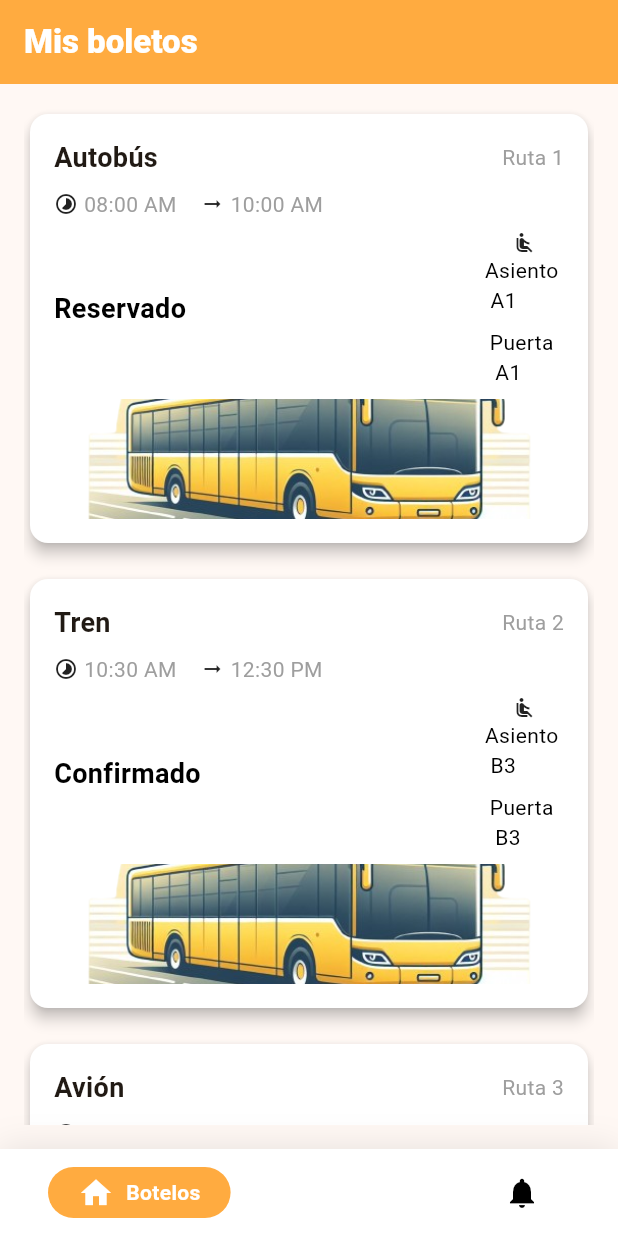
After one commit to JazaeloG/YellowPassFront, a Flutter app: the MyHomePage screen opened by its route, on a phone screen of 412 x 824 dp. The commit adds this screen. Run offline on Flutter 3.47's test engine with Material 3 defaults, Android fonts, the phone set to English and light mode, and no system bars; drawn by our look-alikes of google_nav_bar; our stand-ins replace equatable, firebase_core, firebase_messaging, flutter_bloc, flutter_login, go_router; accounts and stored records are empty.

Commit message:
notification details

```diff
--- a/lib/config/router/app_router.dart
+++ b/lib/config/router/app_router.dart
@@ -1,18 +1,25 @@
 part of 'env_routes.dart';
 
 class AppRouter{
-  static GoRoute auth = GoRoute(
-    path: '/auth',
-    builder: (context, state) => const AuthScreen(),
-  );
-
   static GoRoute home = GoRoute(
     path: '/home',
-    builder: (context, state) => const HomeScreen(),
+    builder: (context, state) => const MyHomePage(),
   );
 
   static GoRoute login = GoRoute(
     path: '/login',
     builder: (context, state) => const LoginScreen(),
   );
+
+  static GoRoute notifications = GoRoute(
+    path: '/notifications',
+    builder: (context, state) => const NotificationsScreen(),
+  );
+
+  static GoRoute notificationDetails = GoRoute(
+    path: '/notification-details/:messageId',
+    builder: (context, state) => DetailsScreen(
+      pushMessageId: state.pathParameters['messageId'] ?? '',
+    ),
+  );
 }
--- a/lib/config/router/env_routes.dart
+++ b/lib/config/router/env_routes.dart
@@ -1,13 +1,14 @@
 import 'package:go_router/go_router.dart';
-import 'package:yellow_pass/presentation/screens/auth_screen.dart';
 import '../../presentation/screens/home_screen.dart';
 import '../../presentation/screens/login_screen.dart';
+import '../../presentation/screens/notification_details.dart';
+import '../../presentation/screens/notifications_screen.dart';
 
 part 'app_router.dart';
 
 class Env{
   static GoRouter router = GoRouter(
-    routes: [AppRouter.auth, AppRouter.home, AppRouter.login],
-    initialLocation: AppRouter.auth.path,
+    routes: [AppRouter.home, AppRouter.notificationDetails, AppRouter.login],
+    initialLocation: AppRouter.login.path,
   );
 }
--- /dev/null
+++ b/lib/presentation/screens/boletos_screen.dart
@@ -0,0 +1,77 @@
+import 'package:flutter/material.dart';
+import '../widgets/bus_card.dart';
+
+class BotelosScreen extends StatefulWidget {
+  const BotelosScreen({Key? key}) : super(key: key);
+
+  @override
+  State<BotelosScreen> createState() => _BotelosScreenState();
+}
+
+class _BotelosScreenState extends State<BotelosScreen> {
+  List<Map<String, String>> boletos = [
+    {
+      'vehiculo': 'Autobús',
+      'ruta': 'Ruta 1',
+      'horaSalida': '08:00 AM',
+      'horaLlegada': '10:00 AM',
+      'status': 'Reservado',
+      'numeroAsiento': 'A1',
+      'puertaAbordaje': 'A1'
+    },
+    {
+      'vehiculo': 'Tren',
+      'ruta': 'Ruta 2',
+      'horaSalida': '10:30 AM',
+      'horaLlegada': '12:30 PM',
+      'status': 'Confirmado',
+      'numeroAsiento': 'B3',
+      'puertaAbordaje': 'B1'
+    },
+    {
+      'vehiculo': 'Avión',
+      'ruta': 'Ruta 3',
+      'horaSalida': '01:00 PM',
+      'horaLlegada': '04:00 PM',
+      'status': 'Cancelado',
+      'numeroAsiento': 'C5',
+      'puertaAbordaje': 'A1'
+    },
+  ];
+
+  @override
+  Widget build(BuildContext context) {
+    return Scaffold(
+      appBar: AppBar(
+        backgroundColor: Colors.orangeAccent,
+        title: const Text(
+          'Mis boletos',
+          style: TextStyle(color: Colors.white, fontWeight: FontWeight.w800),
+        ),
+      ),
+      body: Padding(
+        padding: const EdgeInsets.all(16.0),
+        child: ListView.builder(
+          itemCount: boletos.length,
+          itemBuilder: (BuildContext context, int index) {
+            final boleto = boletos[index];
+            return Padding(
+              padding: const EdgeInsets.only(bottom: 16.0),
+              child: BusCard(
+                vehiculo: boleto['vehiculo']!,
+                route: boleto['ruta']!,
+                horaSalida: boleto['horaSalida']!,
+                horaLlegada: boleto['horaLlegada']!,
+                status: boleto['status']!,
+                numeroAsiento: boleto['numeroAsiento']!,
+                image: 'assets/images/bus_card_image.png',
+                puertaAbordaje: boleto['numeroAsiento']!,
+                onPressed: () {},
+              ),
+            );
+          },
+        ),
+      ),
+    );
+  }
+}
--- a/lib/presentation/screens/home_screen.dart
+++ b/lib/presentation/screens/home_screen.dart
@@ -1,17 +1,71 @@
+// ignore_for_file: library_private_types_in_public_api
+
 import 'package:flutter/material.dart';
+import 'package:flutter_bloc/flutter_bloc.dart';
+import 'package:google_nav_bar/google_nav_bar.dart';
 
-class HomeScreen extends StatelessWidget {
-  const HomeScreen({super.key});
+import '../../infraestructure/bloc/notifications_bloc.dart';
+import 'boletos_screen.dart';
+import 'notifications_screen.dart';
+
+class MyHomePage extends StatefulWidget {
+
+
+  const MyHomePage({super.key});
+
+  @override
+  _MyHomePageState createState() => _MyHomePageState();
+}
+
+class _MyHomePageState extends State<MyHomePage> {
+  @override
+  void initState() {
+    super.initState();
+    context.read<NotificationsBloc>()
+              .requestPermission();
+  }
+  int _selectedIndex = 0;
+
+  final List<Widget> _screens = [
+    const BotelosScreen(),
+    const NotificationsScreen(),
+  ];
 
   @override
   Widget build(BuildContext context) {
     return Scaffold(
-      body: Center(
-        child: ElevatedButton(
-          onPressed: () {
-            Navigator.of(context).pushNamed('/login');
-          },
-          child: const Text('Home'),
+      body: _screens[_selectedIndex],
+      bottomNavigationBar: Container(
+        decoration: BoxDecoration(color: Colors.white, boxShadow: [
+          BoxShadow(blurRadius: 20, color: Colors.black.withOpacity(.1))
+        ]),
+        child: SafeArea(
+          child: Padding(
+            padding: const EdgeInsets.symmetric(vertical: 12, horizontal: 32),
+            child: GNav(
+                gap: 8,
+                activeColor: Colors.white,
+                iconSize: 24,
+                padding: const EdgeInsets.symmetric(horizontal: 20, vertical: 5),
+                duration: const Duration(milliseconds: 800),
+                tabBackgroundColor: Colors.orangeAccent,
+                tabs: const [
+                  GButton(
+                    icon: Icons.home,
+                    text: 'Botelos',
+                  ),
+                  GButton(
+                    icon: Icons.notifications,
+                    text: 'Notifications',
+                  ),
+                ],
+                selectedIndex: _selectedIndex,
+                onTabChange: (index) {
+                  setState(() {
+                    _selectedIndex = index;
+                  });
+                }),
+          ),
         ),
       ),
     );
--- a/lib/presentation/screens/login_screen.dart
+++ b/lib/presentation/screens/login_screen.dart
@@ -1,7 +1,10 @@
 import 'package:flutter/material.dart';
+import 'package:flutter_bloc/flutter_bloc.dart';
 import 'package:flutter_login/flutter_login.dart';
 import 'package:go_router/go_router.dart';
 import 'package:yellow_pass/infraestructure/services/auth_service.dart';
+
+import '../../infraestructure/bloc/notifications_bloc.dart';
 
 class LoginScreen extends StatelessWidget {
   const LoginScreen({super.key});
@@ -29,6 +32,8 @@ class LoginScreen extends StatelessWidget {
         return authService.recoverPassword(email);
       },
       onSubmitAnimationCompleted: () {
+        context.read<NotificationsBloc>()
+              .requestPermission();
         context.go('/home');
       },
       passwordValidator: (value) {
--- /dev/null
+++ b/lib/presentation/widgets/bus_card.dart
@@ -0,0 +1,143 @@
+import 'package:flutter/material.dart';
+
+class BusCard extends StatelessWidget {
+  const BusCard({
+    super.key,
+    required this.vehiculo,
+    required this.route,
+    required this.horaSalida,
+    required this.horaLlegada,
+    required this.puertaAbordaje,
+    required this.status,
+    required this.numeroAsiento,
+    required this.image,
+    required this.onPressed,
+  });
+
+  final String vehiculo;
+  final String route;
+  final String horaSalida;
+  final String puertaAbordaje;
+  final String horaLlegada;
+  final String status;
+  final String numeroAsiento;
+  final String image;
+  final VoidCallback onPressed;
+
+  Color _getColorByStatus(String status) {
+    switch (status.toLowerCase()) {
+      case 'cancelado':
+        return Colors.red;
+      case 'pendiente de salida':
+        return Colors.orange;
+      case 'en camino':
+        return Colors.green;
+      default:
+        return Colors.black;
+    }
+  }
+
+  @override
+  Widget build(BuildContext context) {
+    return GestureDetector(
+      onTap: onPressed,
+      child: Card(
+        color: Colors.white,
+        elevation: 4,
+        child: Padding(
+          padding: const EdgeInsets.all(16),
+          child: Column(
+            crossAxisAlignment: CrossAxisAlignment.start,
+            children: [
+              Row(
+                mainAxisAlignment: MainAxisAlignment.spaceBetween,
+                children: [
+                  Text(
+                    vehiculo,
+                    style: const TextStyle(
+                      fontSize: 18,
+                      fontWeight: FontWeight.bold,
+                    ),
+                  ),
+                  Text(
+                    route,
+                    style: const TextStyle(
+                      fontSize: 14,
+                      color: Colors.grey,
+                    ),
+                  ),
+                ],
+              ),
+              const SizedBox(height: 8),
+              Row(
+                children: [
+                  const Icon(Icons.timelapse, size: 16),
+                  const SizedBox(width: 4),
+                  Text(
+                    horaSalida,
+                    style: const TextStyle(
+                      fontSize: 14,
+                      color: Colors.grey,
+                    ),
+                  ),
+                  const SizedBox(width: 16),
+                  const Icon(Icons.arrow_right_alt, size: 16),
+                  const SizedBox(width: 4),
+                  Text(
+                    horaLlegada,
+                    style: const TextStyle(
+                      fontSize: 14,
+                      color: Colors.grey,
+                    ),
+                  ),
+                ],
+              ),
+              const SizedBox(height: 8),
+              Row(
+                mainAxisAlignment: MainAxisAlignment.spaceBetween,
+                children: [
+                  Text(
+                    status,
+                    style: TextStyle(
+                      fontSize: 18,
+                      fontWeight: FontWeight.bold,
+                      color: _getColorByStatus(status),
+                    ),
+                  ),
+                  Column(
+                    children: [
+                      const Icon(Icons.airline_seat_recline_normal, size: 16),
+                      const SizedBox(width: 4),
+                      Center(
+                        child: Text(
+                          'Asiento \n $numeroAsiento',
+                          style: const TextStyle(
+                            fontSize: 14,
+                            color: Colors.black,
+                          ),
+                        ),
+                      ),
+                      const SizedBox(height: 8),
+                      Center(
+                        child: Text(
+                          'Puerta \n $puertaAbordaje',
+                          style: const TextStyle(
+                            fontSize: 14,
+                            color: Colors.black,
+                          ),
+                        ),
+                      )
+                    ],
+                  ),
+
+                ],
+              ),
+              const SizedBox(height: 8),
+              Image.asset(image, height: 80, width: double.infinity, fit: BoxFit.cover),
+            ],
+          ),
+        ),
+      ),
+    );
+  }
+}
--- a/pubspec.yaml
+++ b/pubspec.yaml
@@ -19,6 +19,7 @@ dependencies:
   equatable: ^2.0.5
   firebase_core: ^2.27.2
   go_router: ^13.2.2
+  intl: ^0.19.0
 
 
 dev_dependencies:
@@ -28,3 +29,5 @@ dev_dependencies:
 
 flutter:
   uses-material-design: true
+  assets:
+    - assets/images/
```
Also changed, not shown: lib/domain/entities/boleto.dart (added, +25 -0 lines), lib/infraestructure/services/auth_service.dart (+16 -51 lines), lib/main.dart (+15 -2 lines), lib/presentation/screens/auth_screen.dart (deleted, +0 -42 lines), lib/presentation/screens/notification_details.dart (added, +88 -0 lines), lib/presentation/screens/notifications_screen.dart (added, +33 -0 lines), assets/images/bus_card_image.png (added), assets/images/notificacion.png (added), pubspec.lock.
